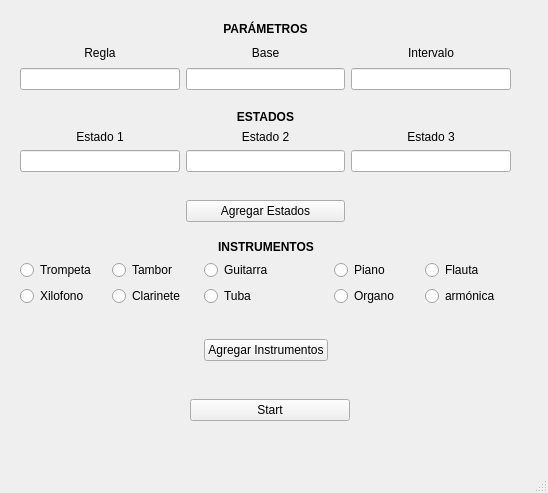
Before: the Qt Designer form Automata.ui in Python-projects-UCaldas/AutomataCelular, drawn with Qt 5.
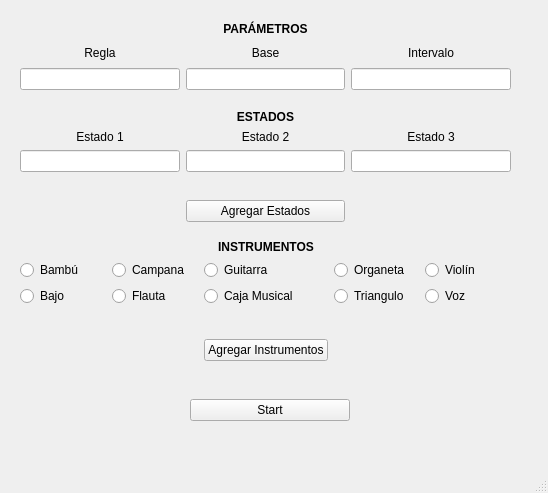
After: the same form once the commit is applied.

The edit to the form file:
```diff
--- a/Automata.ui
+++ b/Automata.ui
@@ -147,6 +147,26 @@
       </widget>
      </item>
      <item row="1" column="4">
+      <widget class="QRadioButton" name="Violin">
+       <property name="text">
+        <string>Violín</string>
+       </property>
+       <property name="autoExclusive">
+        <bool>false</bool>
+       </property>
+      </widget>
+     </item>
+     <item row="2" column="4">
+      <widget class="QRadioButton" name="Voice">
+       <property name="text">
+        <string>Voz</string>
+       </property>
+       <property name="autoExclusive">
+        <bool>false</bool>
+       </property>
+      </widget>
+     </item>
+     <item row="2" column="1">
       <widget class="QRadioButton" name="Flute">
        <property name="text">
         <string>Flauta</string>
@@ -156,30 +176,10 @@
        </property>
       </widget>
      </item>
-     <item row="2" column="4">
-      <widget class="QRadioButton" name="Harmonica">
-       <property name="text">
-        <string>armónica</string>
-       </property>
-       <property name="autoExclusive">
-        <bool>false</bool>
-       </property>
-      </widget>
-     </item>
-     <item row="2" column="1">
-      <widget class="QRadioButton" name="Clarinet">
-       <property name="text">
-        <string>Clarinete</string>
-       </property>
-       <property name="autoExclusive">
-        <bool>false</bool>
-       </property>
-      </widget>
-     </item>
      <item row="2" column="2">
       <widget class="QRadioButton" name="Tuba">
        <property name="text">
-        <string>Tuba</string>
+        <string>Caja Musical</string>
        </property>
        <property name="autoExclusive">
         <bool>false</bool>
@@ -189,7 +189,7 @@
      <item row="2" column="3">
       <widget class="QRadioButton" name="Organ">
        <property name="text">
-        <string>Organo</string>
+        <string>Triangulo</string>
        </property>
        <property name="autoExclusive">
         <bool>false</bool>
@@ -209,7 +209,7 @@
      <item row="2" column="0">
       <widget class="QRadioButton" name="Xylophone">
        <property name="text">
-        <string>Xilofono</string>
+        <string>Bajo</string>
        </property>
        <property name="autoExclusive">
         <bool>false</bool>
@@ -219,7 +219,7 @@
      <item row="1" column="3">
       <widget class="QRadioButton" name="Piano">
        <property name="text">
-        <string>Piano</string>
+        <string>Organeta</string>
        </property>
        <property name="autoExclusive">
         <bool>false</bool>
@@ -229,7 +229,7 @@
      <item row="1" column="0">
       <widget class="QRadioButton" name="Trumpet">
        <property name="text">
-        <string>Trompeta</string>
+        <string>Bambú</string>
        </property>
        <property name="checked">
         <bool>false</bool>
@@ -249,7 +249,7 @@
      <item row="1" column="1">
       <widget class="QRadioButton" name="Drums">
        <property name="text">
-        <string>Tambor</string>
+        <string>Campana</string>
        </property>
        <property name="checked">
         <bool>false</bool>
```
Left out of the diff: 14 changed lines with no effect on the pictures.
